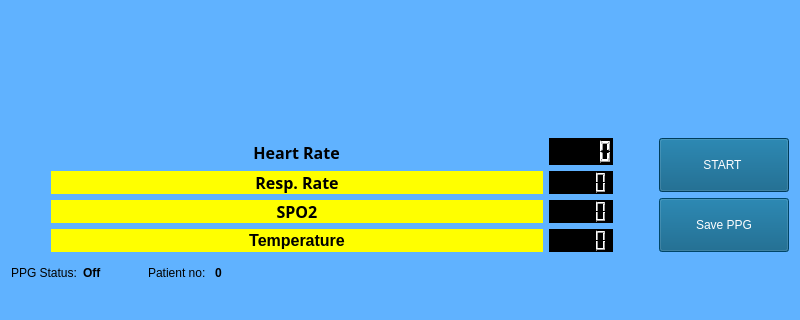
Above: TeleDOC/mainwindow.ui from ma-anjum95/FYP before the change; both pictures show x 0 to 800 and y 160 to 480 of the 800 by 480 pixel window. Below: the same form after it.
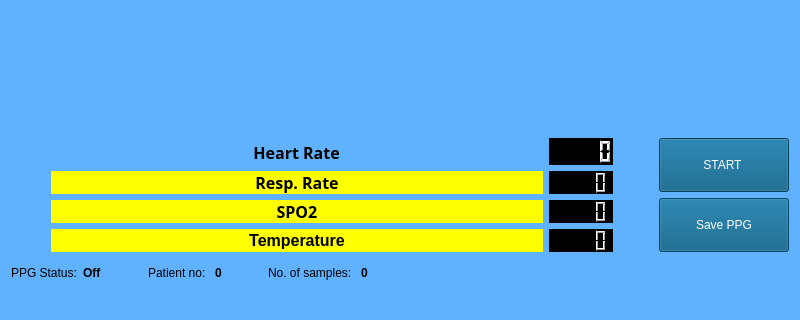
That is the form after the change. Icons and pictures are not drawn. Custom widgets are drawn as their Qt base class.

Commit message: Added a label showing number of samples collected.

Patch:
```diff
--- a/TeleDOC/mainwindow.ui
+++ b/TeleDOC/mainwindow.ui
@@ -512,6 +512,43 @@
         </property>
        </widget>
       </item>
+      <item>
+       <spacer name="horizontalSpacer_12">
+        <property name="orientation">
+         <enum>Qt::Horizontal</enum>
+        </property>
+        <property name="sizeType">
+         <enum>QSizePolicy::Minimum</enum>
+        </property>
+        <property name="sizeHint" stdset="0">
+         <size>
+          <width>40</width>
+          <height>20</height>
+         </size>
+        </property>
+       </spacer>
+      </item>
+      <item>
+       <widget class="QLabel" name="label_7">
+        <property name="text">
+         <string>No. of samples: </string>
+        </property>
+       </widget>
+      </item>
+      <item>
+       <widget class="QLabel" name="ppg_samples">
+        <property name="font">
+         <font>
+          <weight>75</weight>
+          <italic>false</italic>
+          <bold>true</bold>
+         </font>
+        </property>
+        <property name="text">
+         <string>0</string>
+        </property>
+       </widget>
+      </item>
       <item>
        <spacer name="horizontalSpacer_8">
         <property name="orientation">
```
The commit also changes 4 other files.
